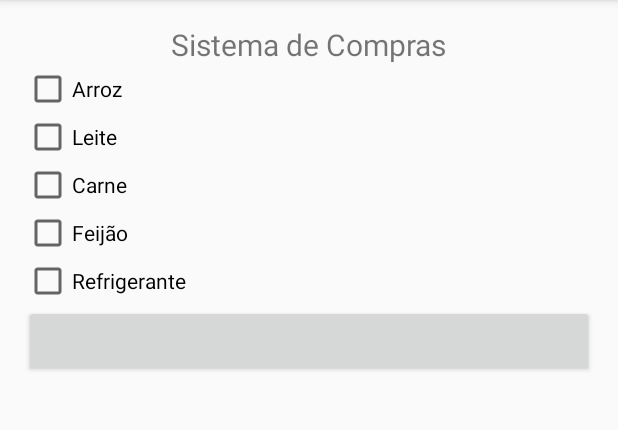
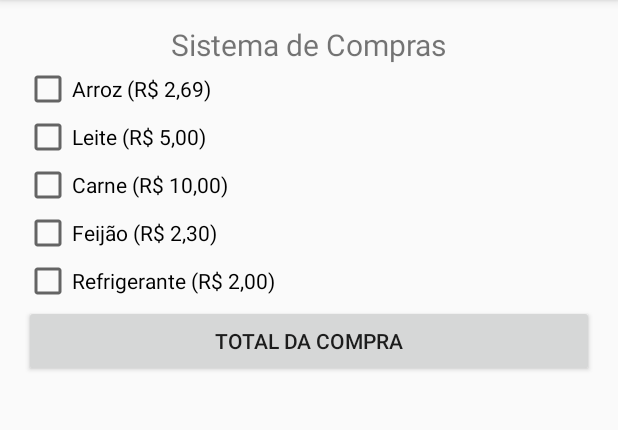
Before and after one commit to jereps/CursoAndroid, an Android app: the screen it shows after launch (MainActivity), on a phone screen of 412 x 824 dp, the part 84-514 px from its top. Run offline under Robolectric (Android 15) with nearby library versions, the phone set to English and light mode, and no system bars.

```diff
--- a/ListaCompras/app/src/main/java/br/com/ListaCompras/MainActivity.java
+++ b/ListaCompras/app/src/main/java/br/com/ListaCompras/MainActivity.java
@@ -1,13 +1,63 @@
 package br.com.ListaCompras;
 
+import android.os.StrictMode;
 import android.support.v7.app.AppCompatActivity;
 import android.os.Bundle;
+import android.support.v7.view.ViewPropertyAnimatorCompatSet;
+import android.view.View;
+import android.widget.Button;
+import android.widget.CheckBox;
+import android.app.AlertDialog;
+import android.widget.Toast;
 
 public class MainActivity extends AppCompatActivity {
+
+    CheckBox chbArroz, chbLeite, chbCarne, chbFeijao, chbRefri;
+    Button btnTotal;
 
     @Override
     protected void onCreate(Bundle savedInstanceState) {
         super.onCreate(savedInstanceState);
         setContentView(R.layout.activity_main);
+
+        chbArroz = (CheckBox) findViewById(R.id.chbArroz);
+        chbLeite = (CheckBox) findViewById(R.id.chbLeite);
+        chbCarne = (CheckBox) findViewById(R.id.chbCarne);
+        chbFeijao = (CheckBox) findViewById(R.id.chbFeijao);
+        chbRefri = (CheckBox) findViewById(R.id.chbRefri);
+
+        btnTotal = (Button) findViewById(R.id.btnTotal);
+
+        btnTotal.setOnClickListener(new View.OnClickListener() {
+            @Override
+            public void onClick(View v) {
+
+                double total = 0;
+
+                if(chbArroz.isChecked())
+                    total += 2.69;
+
+                if(chbLeite.isChecked())
+                    total += 5.00;
+
+                if(chbCarne.isChecked())
+                    total += 10.00;
+
+                if(chbFeijao.isChecked())
+                    total += 2.30;
+
+                if(chbRefri.isChecked())
+                    total += 2.00;
+
+                Toast.makeText(getApplication(), "Total "+ total, Toast.LENGTH_LONG).show();
+                //AlertDialog.Builder alertdialog = new AlertDialog.Builder(this).create();
+                //AlertDialog alert = alertdialog.create();
+                //alert.show();
+
+
+
+                //showAlert("Valor Total da Compra", 0, String.valueOf(total), "OK", false);
+            }
+        });
     }
 }
--- a/ListaCompras/app/src/main/res/layout/activity_main.xml
+++ b/ListaCompras/app/src/main/res/layout/activity_main.xml
@@ -21,32 +21,38 @@
     <CheckBox
         android:layout_width="wrap_content"
         android:layout_height="wrap_content"
-        android:text="Arroz"
-        android:id="@+id/checkBox" />
+        android:text="Arroz (R$ 2,69)"
+        android:id="@+id/chbArroz" />
 
     <CheckBox
         android:layout_width="wrap_content"
         android:layout_height="wrap_content"
-        android:text="Leite"/>
+        android:text="Leite (R$ 5,00)"
+        android:id="@+id/chbLeite"/>
 
     <CheckBox
         android:layout_width="wrap_content"
         android:layout_height="wrap_content"
-        android:text="Carne"/>
+        android:text="Carne (R$ 10,00)"
+        android:id="@+id/chbCarne"/>
 
     <CheckBox
         android:layout_width="wrap_content"
         android:layout_height="wrap_content"
-        android:text="Feijão"/>
+        android:text="Feijão (R$ 2,30)"
+        android:id="@+id/chbFeijao"/>
 
     <CheckBox
         android:layout_width="wrap_content"
         android:layout_height="wrap_content"
-        android:text="Refrigerante"/>
+        android:text="Refrigerante (R$ 2,00)"
+        android:id="@+id/chbRefri"/>
 
     <Button
         android:layout_width="fill_parent"
-        android:layout_height="wrap_content" />
+        android:layout_height="wrap_content"
+        android:text="Total da Compra"
+        android:id="@+id/btnTotal"/>
 
 
 
--- a/ListaCompras/build.gradle
+++ b/ListaCompras/build.gradle
@@ -5,7 +5,7 @@ buildscript {
         jcenter()
     }
     dependencies {
-        classpath 'com.android.tools.build:gradle:2.1.2'
+        classpath 'com.android.tools.build:gradle:2.2.0'
 
         // NOTE: Do not place your application dependencies here; they belong
         // in the individual module build.gradle files
--- a/MarcaTruco/build.gradle
+++ b/MarcaTruco/build.gradle
@@ -5,7 +5,7 @@ buildscript {
         jcenter()
     }
     dependencies {
-        classpath 'com.android.tools.build:gradle:2.1.2'
+        classpath 'com.android.tools.build:gradle:2.2.0'
 
         // NOTE: Do not place your application dependencies here; they belong
         // in the individual module build.gradle files
```
Also changed, not shown: ListaCompras/gradle/wrapper/gradle-wrapper.properties, MarcaTruco/gradle/wrapper/gradle-wrapper.properties.
